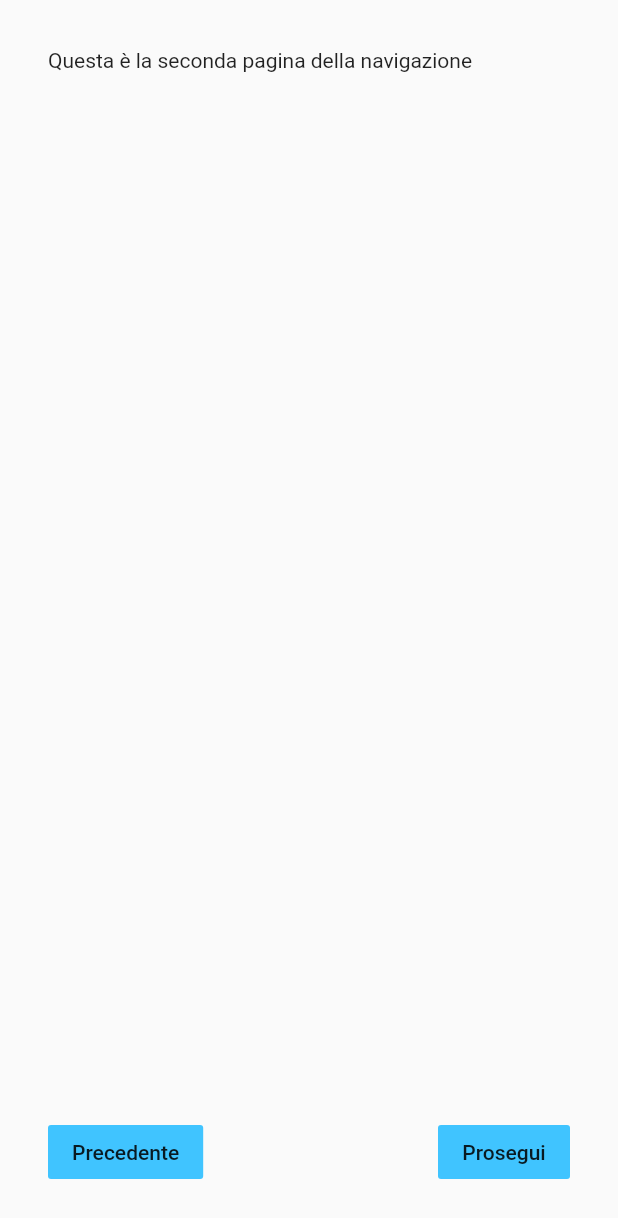
After one commit to zaknafein83/flutterTest, a Flutter app: the MySecondPage screen opened directly, on a phone screen of 412 x 824 dp. The commit adds this screen. Shown: the top 1218 px of the screen. Run offline on Flutter 3.47's test engine with Material 2 defaults, Android fonts, the phone set to English and light mode, and no system bars.

Commit message:
navigazione tra due pagine

```diff
--- /dev/null
+++ b/lib/secondaPagina.dart
@@ -0,0 +1,70 @@
+import 'package:flutter/material.dart';
+
+class SecondPage extends StatelessWidget {
+  @override
+  Widget build(BuildContext context) {
+    return MaterialApp(
+      home: MySecondPage(),
+    );
+  }
+}
+
+class MySecondPage extends StatefulWidget {
+  @override
+  _MySecondPageState createState() => _MySecondPageState();
+}
+
+class _MySecondPageState extends State<MySecondPage> {
+  @override
+  Widget build(BuildContext context) {
+    return SafeArea(
+      child: Scaffold(
+          body: Container(
+        padding: const EdgeInsets.all(32.0),
+        child: Column(
+          crossAxisAlignment: CrossAxisAlignment.stretch,
+          mainAxisSize: MainAxisSize.max,
+          mainAxisAlignment: MainAxisAlignment.spaceBetween,
+          children: [
+            Row(
+              children: [
+                Expanded(
+                  child: Text(
+                    "Questa è la seconda pagina della navigazione",
+                  ),
+                )
+              ],
+            ),
+            Row(mainAxisAlignment: MainAxisAlignment.spaceBetween, children: [
+              Column(children: [
+                FlatButton(
+                    child: Text(
+                      "Precedente",
+                    ),
+                    color: Colors.lightBlueAccent,
+                    onPressed: () {
+                      print("clicked");
+                      Navigator.pop(context);
+                    }),
+              ]),
+              Column(children: [
+                FlatButton(
+                    child: Text(
+                      "Prosegui",
+                    ),
+                    color: Colors.lightBlueAccent,
+                    onPressed: () {
+                      print("clicked");
+                      Navigator.push(context,
+                          MaterialPageRoute<void>(builder: (context) {
+                        return SecondPage();
+                      }));
+                    }),
+              ])
+            ]),
+          ],
+        ),
+      )),
+    );
+  }
+}
```
Also changed, not shown: lib/introduzione.dart (+9 -2 lines).
